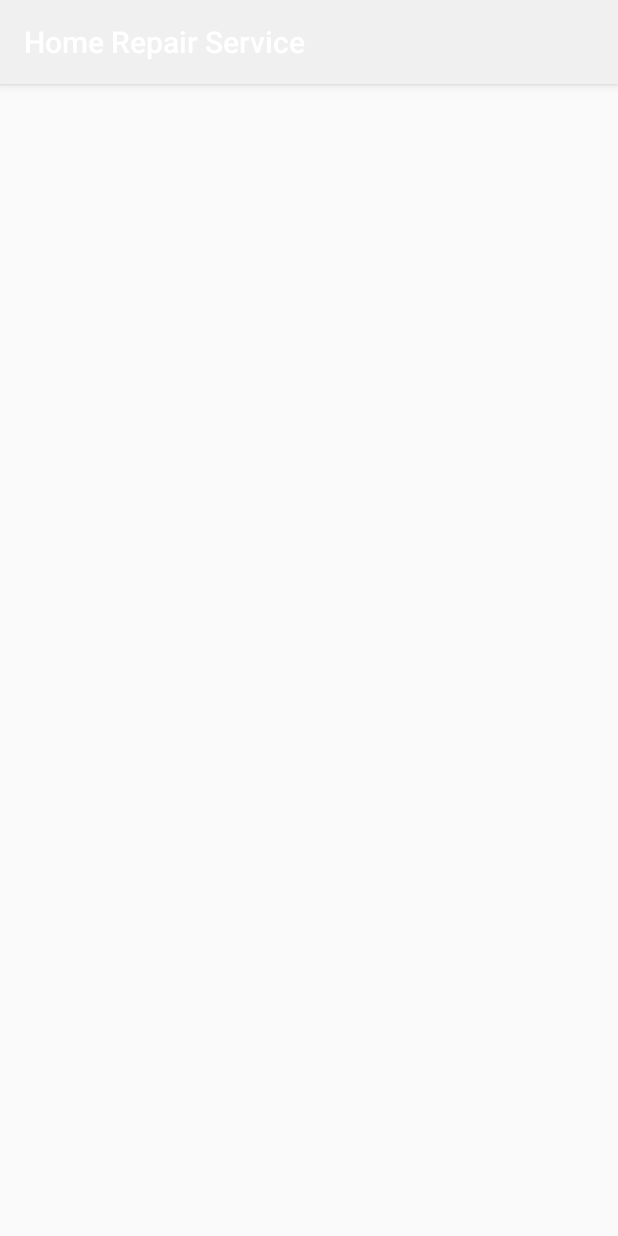
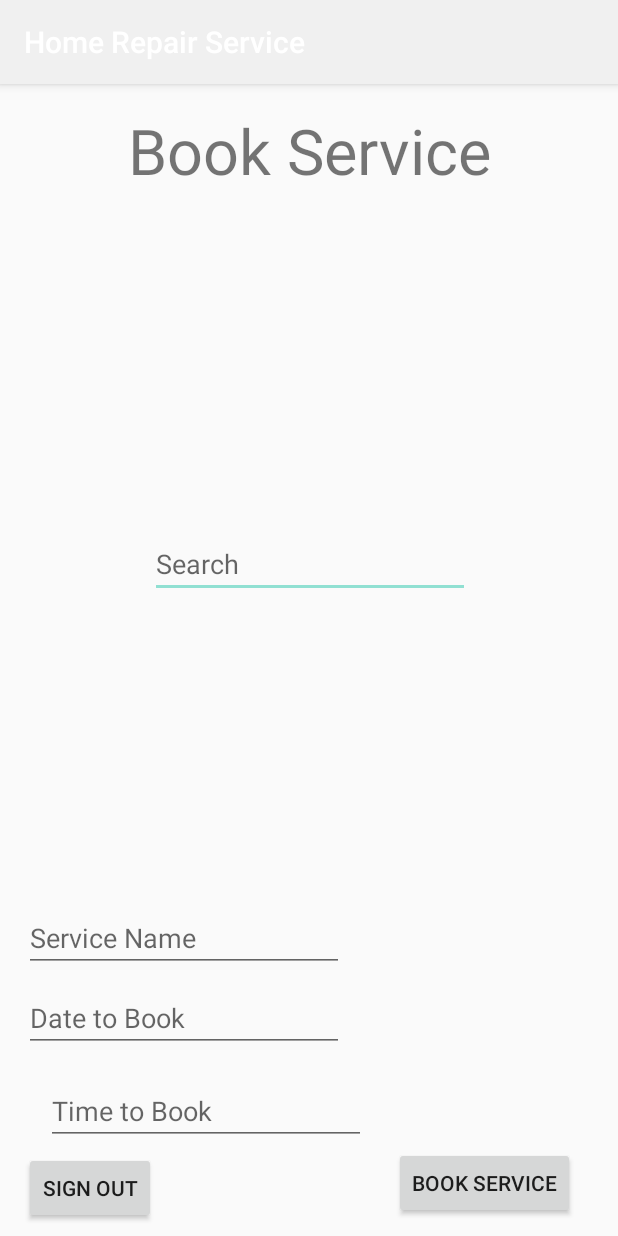
Before and after one commit to mjsannan/Home-Repair-Service, an Android app: the BookService screen opened directly, with no data from a screen before it, on a phone screen of 412 x 824 dp. Run offline under Robolectric (Android 15) with nearby library versions, the phone set to English and light mode, and no system bars.

Commit message:
Most up to date file

```diff
--- a/app/src/main/java/com/example/maryjoe/segapp/BookService.java
+++ b/app/src/main/java/com/example/maryjoe/segapp/BookService.java
@@ -1,7 +1,9 @@
 package com.example.maryjoe.segapp;
 
+import android.content.Intent;
 import android.support.v7.app.AppCompatActivity;
 import android.os.Bundle;
+import android.view.View;
 
 public class BookService extends AppCompatActivity {
 
@@ -10,4 +12,26 @@ public class BookService extends AppCompatActivity {
         super.onCreate(savedInstanceState);
         setContentView(R.layout.activity_book_service);
     }
+
+    public void onClick(View v){
+        switch (v.getId()){
+            case R.id.signOutButton:
+                signOutButton(v);
+                break;
+            case R.id.bookButton:
+                bookButton(v);
+                break;
+        }
+    }
+
+    public void signOutButton(View v){
+        Intent i = new Intent (this, SignIn.class);
+        startActivity(i);
+    }
+
+    public void bookButton(View v){
+        // do nothing for now
+    }
+
+
 }
--- a/app/src/main/java/com/example/maryjoe/segapp/DeleteService.java
+++ b/app/src/main/java/com/example/maryjoe/segapp/DeleteService.java
@@ -42,7 +42,7 @@ public class DeleteService extends Activity implements View.OnClickListener{
         service = serviceTV.getText().toString().trim();
 
         if (!name.isEmpty() && !service.isEmpty()){
-            database.child("Users").child(name).child("Added Services").child(service).setValue(null);
+            database.child("Users").child(name).child("Added Services").child(service).setValue("null");
             Toast.makeText(this, "Service deleted from profile", Toast.LENGTH_SHORT).show();
         }
 
--- a/app/src/main/java/com/example/maryjoe/segapp/WelcomePage.java
+++ b/app/src/main/java/com/example/maryjoe/segapp/WelcomePage.java
@@ -32,16 +32,22 @@ public class WelcomePage extends AppCompatActivity {
     SignUp signUp = new SignUp();
 
     public void continueButton(View view){
-        //Intent intent = new Intent (WelcomePage.this, ServiceOptions.class);
-        //startActivity(intent);
 
-        if ((signUp.getAccountType()).equals("Service Provider")){
-            Intent intent = new Intent(WelcomePage.this, ServiceOptions.class);
+        try {
+
+            if ((signUp.getAccountType()).equals("Service Provider")) {
+                Intent intent = new Intent(WelcomePage.this, ServiceOptions.class);
+                startActivity(intent);
+            } else if ((signUp.getAccountType()).equals("Homeowner")) {
+                Intent i = new Intent(WelcomePage.this, HomeownerOptions.class);
+                startActivity(i);
+            }
+
+        }
+
+        catch (Exception e){
+            Intent intent = new Intent (WelcomePage.this, ServiceOptions.class);
             startActivity(intent);
-        }
-        else if ((signUp.getAccountType()).equals("Homeowner")){
-            Intent i = new Intent(WelcomePage.this, HomeownerOptions.class);
-            startActivity(i);
         }
 
     }
--- a/app/src/main/res/layout/activity_book_service.xml
+++ b/app/src/main/res/layout/activity_book_service.xml
@@ -6,4 +6,100 @@
     android:layout_height="match_parent"
     tools:context=".BookService">
 
+    <TextView
+        android:id="@+id/textView2"
+        android:layout_width="wrap_content"
+        android:layout_height="wrap_content"
+        android:layout_marginTop="16dp"
+        android:text="Book Service"
+        android:textSize="42sp"
+        app:layout_constraintEnd_toEndOf="parent"
+        app:layout_constraintStart_toStartOf="parent"
+        app:layout_constraintTop_toTopOf="parent" />
+
+    <EditText
+        android:id="@+id/serachBar"
+        android:layout_width="wrap_content"
+        android:layout_height="wrap_content"
+        android:layout_marginBottom="425dp"
+        android:ems="10"
+        android:hint="Search"
+        android:inputType="textPersonName"
+        app:layout_constraintBottom_toBottomOf="parent"
+        app:layout_constraintEnd_toEndOf="parent"
+        app:layout_constraintHorizontal_bias="0.502"
+        app:layout_constraintStart_toStartOf="parent" />
+
+    <EditText
+        android:id="@+id/nameToBook"
+        android:layout_width="wrap_content"
+        android:layout_height="wrap_content"
+        android:layout_marginStart="16dp"
+        android:layout_marginLeft="16dp"
+        android:layout_marginTop="204dp"
+        android:layout_marginEnd="153dp"
+        android:layout_marginRight="153dp"
+        android:ems="10"
+        android:hint="Service Name"
+        android:inputType="textPersonName"
+        app:layout_constraintEnd_toEndOf="parent"
+        app:layout_constraintHorizontal_bias="0.0"
+        app:layout_constraintStart_toStartOf="parent"
+        app:layout_constraintTop_toBottomOf="@+id/serachBar" />
+
+    <EditText
+        android:id="@+id/dateToBook"
+        android:layout_width="wrap_content"
+        android:layout_height="wrap_content"
+        android:layout_marginStart="16dp"
+        android:layout_marginLeft="16dp"
+        android:layout_marginTop="8dp"
+        android:ems="10"
+        android:hint="Date to Book"
+        android:inputType="date"
+        app:layout_constraintStart_toStartOf="parent"
+        app:layout_constraintTop_toBottomOf="@+id/nameToBook" />
+
+    <EditText
+        android:id="@+id/timeToBook"
+        android:layout_width="wrap_content"
+        android:layout_height="wrap_content"
+        android:layout_marginStart="16dp"
+        android:layout_marginLeft="16dp"
+        android:layout_marginTop="21dp"
+        android:layout_marginEnd="153dp"
+        android:layout_marginRight="153dp"
+        android:layout_marginBottom="65dp"
+        android:ems="10"
+        android:hint="Time to Book"
+        android:inputType="time"
+        app:layout_constraintBottom_toBottomOf="parent"
+        app:layout_constraintEnd_toEndOf="parent"
+        app:layout_constraintStart_toStartOf="parent"
+        app:layout_constraintTop_toBottomOf="@+id/dateToBook" />
+
+    <Button
+        android:id="@+id/signOutButton"
+        android:layout_width="wrap_content"
+        android:layout_height="wrap_content"
+        android:layout_marginStart="16dp"
+        android:layout_marginLeft="16dp"
+        android:layout_marginBottom="8dp"
+        android:text="Sign Out"
+        app:layout_constraintBottom_toBottomOf="parent"
+        app:layout_constraintStart_toStartOf="parent" />
+
+    <Button
+        android:id="@+id/bookButton"
+        android:layout_width="wrap_content"
+        android:layout_height="wrap_content"
+        android:layout_marginStart="146dp"
+        android:layout_marginLeft="146dp"
+        android:layout_marginEnd="16dp"
+        android:layout_marginRight="16dp"
+        android:layout_marginBottom="11dp"
+        android:text="Book Service"
+        app:layout_constraintBottom_toBottomOf="parent"
+        app:layout_constraintEnd_toEndOf="parent"
+        app:layout_constraintStart_toEndOf="@+id/signOutButton" />
 </android.support.constraint.ConstraintLayout>
--- a/app/src/main/res/layout/activity_service_options.xml
+++ b/app/src/main/res/layout/activity_service_options.xml
@@ -55,7 +55,7 @@
                 android:layout_weight="1"
                 android:background="@drawable/dark_purple_round_button"
                 android:gravity="center"
-                android:onClick="checkAvailabilityButton"
+                android:onClick="addAvailabilityButton"
                 android:text="Check Availability"
                 android:textColor="@color/colorPrimaryDark" />
         </LinearLayout>
```
